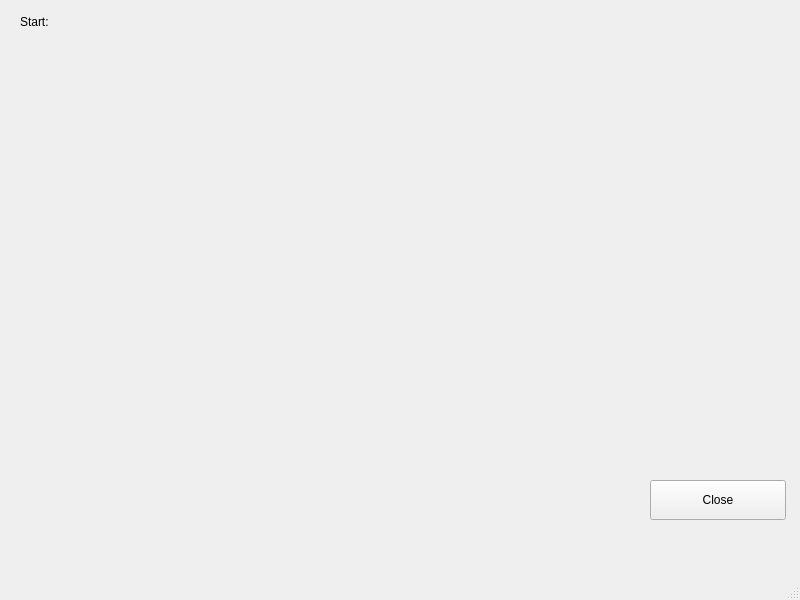
Cokyer/StartUtils, file mainwindow.ui: the form before one commit.
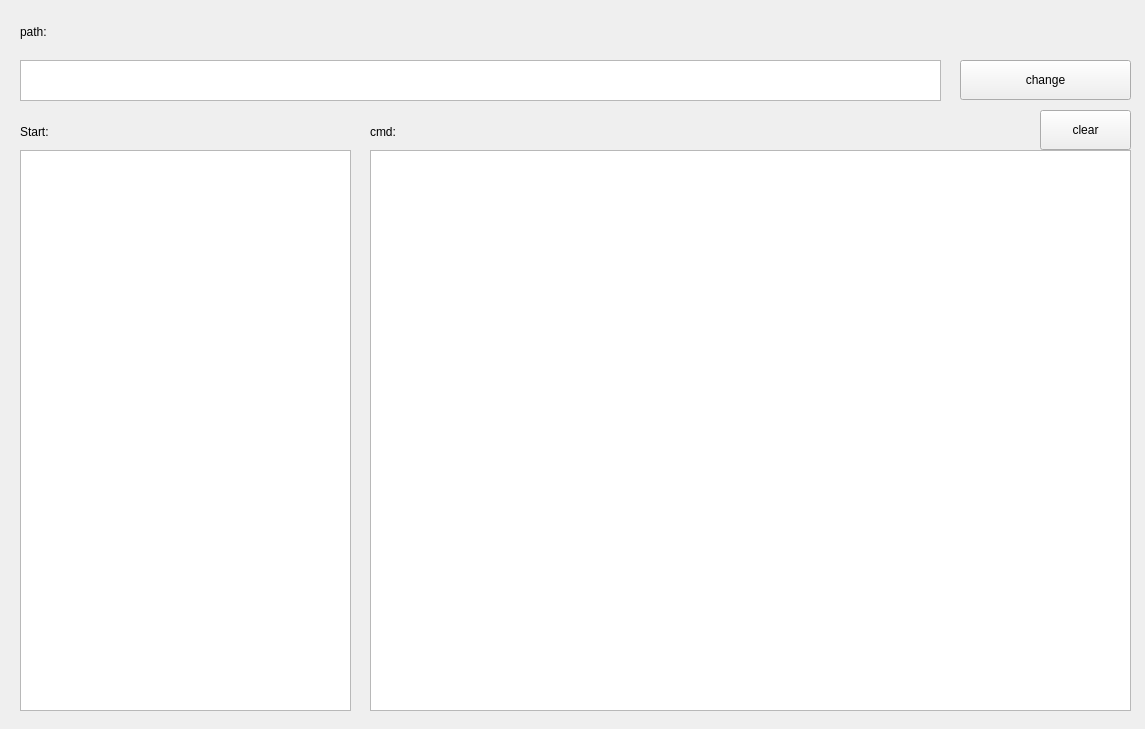
The form after the commit.

Diff of the .ui file:
```diff
--- a/mainwindow.ui
+++ b/mainwindow.ui
@@ -6,8 +6,8 @@
    <rect>
     <x>0</x>
     <y>0</y>
-    <width>800</width>
-    <height>600</height>
+    <width>1145</width>
+    <height>729</height>
    </rect>
   </property>
   <property name="windowTitle">
@@ -18,8 +18,8 @@
     <property name="geometry">
      <rect>
       <x>20</x>
-      <y>10</y>
-      <width>108</width>
+      <y>120</y>
+      <width>321</width>
       <height>24</height>
      </rect>
     </property>
@@ -27,31 +27,95 @@
      <string>Start:</string>
     </property>
    </widget>
-   <widget class="QPushButton" name="close_btn">
+   <widget class="QListWidget" name="select_lsit">
     <property name="geometry">
      <rect>
-      <x>650</x>
-      <y>480</y>
-      <width>136</width>
+      <x>20</x>
+      <y>150</y>
+      <width>331</width>
+      <height>561</height>
+     </rect>
+    </property>
+   </widget>
+   <widget class="QLabel" name="path_lab">
+    <property name="geometry">
+     <rect>
+      <x>20</x>
+      <y>20</y>
+      <width>321</width>
+      <height>24</height>
+     </rect>
+    </property>
+    <property name="sizePolicy">
+     <sizepolicy hsizetype="Preferred" vsizetype="Preferred">
+      <horstretch>0</horstretch>
+      <verstretch>0</verstretch>
+     </sizepolicy>
+    </property>
+    <property name="text">
+     <string>path:</string>
+    </property>
+   </widget>
+   <widget class="QTextBrowser" name="cmd_text">
+    <property name="geometry">
+     <rect>
+      <x>370</x>
+      <y>150</y>
+      <width>761</width>
+      <height>561</height>
+     </rect>
+    </property>
+   </widget>
+   <widget class="QLabel" name="cmd_lab">
+    <property name="geometry">
+     <rect>
+      <x>370</x>
+      <y>120</y>
+      <width>391</width>
+      <height>24</height>
+     </rect>
+    </property>
+    <property name="text">
+     <string>cmd:</string>
+    </property>
+   </widget>
+   <widget class="QTextBrowser" name="path_text">
+    <property name="geometry">
+     <rect>
+      <x>20</x>
+      <y>60</y>
+      <width>921</width>
+      <height>41</height>
+     </rect>
+    </property>
+   </widget>
+   <widget class="QPushButton" name="clear_btn">
+    <property name="geometry">
+     <rect>
+      <x>1040</x>
+      <y>110</y>
+      <width>91</width>
       <height>40</height>
      </rect>
     </property>
     <property name="text">
-     <string>Close</string>
+     <string>clear</string>
     </property>
    </widget>
+   <widget class="QPushButton" name="change_btn">
+    <property name="geometry">
+     <rect>
+      <x>960</x>
+      <y>60</y>
+      <width>171</width>
+      <height>40</height>
+     </rect>
+    </property>
+    <property name="text">
+     <string>change</string>
+    </property>
+   </widget>
   </widget>
-  <widget class="QMenuBar" name="menubar">
-   <property name="geometry">
-    <rect>
-     <x>0</x>
-     <y>0</y>
-     <width>800</width>
-     <height>38</height>
-    </rect>
-   </property>
-  </widget>
-  <widget class="QStatusBar" name="statusbar"/>
  </widget>
  <resources/>
  <connections>
```
Left out of the diff: 17 changed lines with no effect on the pictures.
